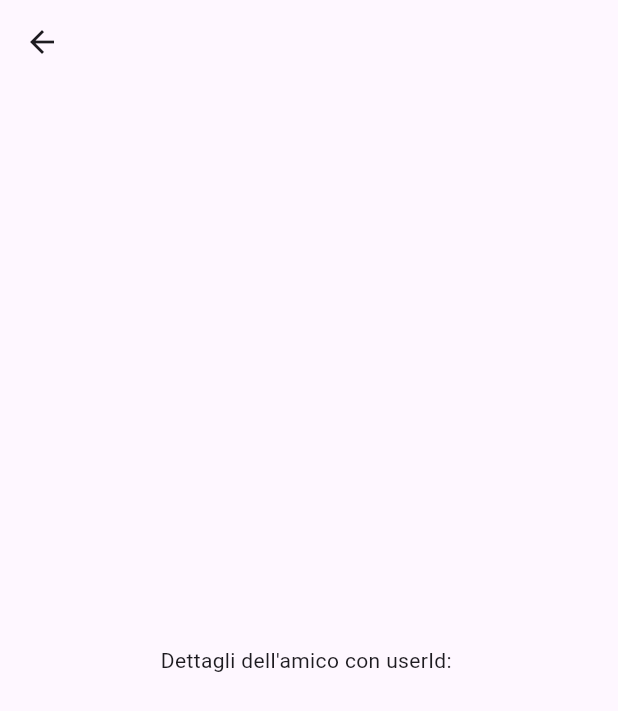
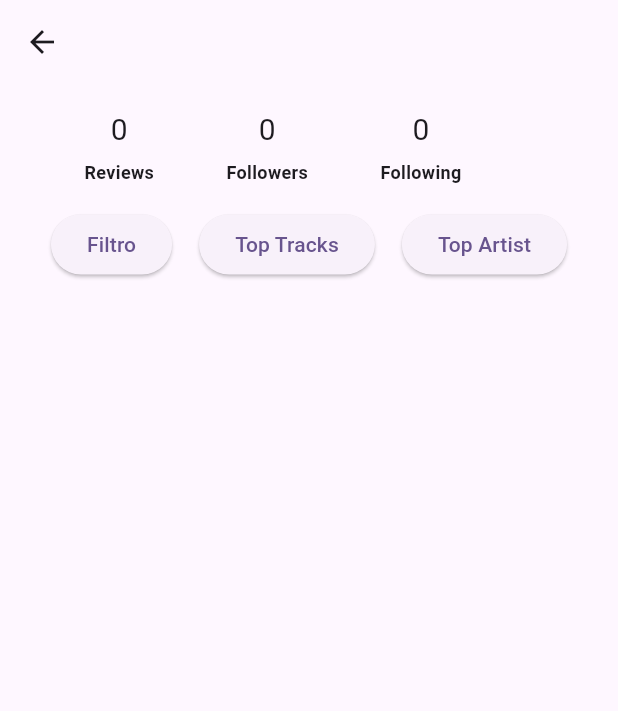
Before and after one commit to leonardodipietro/progettomobileflutter, a Flutter app: the PaginaAmico screen opened directly, on a phone screen of 412 x 824 dp. Shown: the top 711 px of the screen. Run offline on Flutter 3.47's test engine with Material 3 defaults, Android fonts, the phone set to English and light mode, and no system bars; our stand-ins replace cloud_firestore, dio, firebase_auth, firebase_core, firebase_database, firebase_storage and 2 more; accounts and stored records are empty; network calls fail.

Commit message:
Pagina amico immagine e contatori

```diff
--- a/lib/pagina_amico.dart
+++ b/lib/pagina_amico.dart
@@ -1,6 +1,8 @@
 import 'package:flutter/material.dart';
 import 'cerca_utenti.dart';
 import 'package:firebase_database/firebase_database.dart';
+import 'package:firebase_auth/firebase_auth.dart';
+import 'dart:async';
 
 class PaginaAmico extends StatefulWidget {
   final String userId;
@@ -12,54 +14,194 @@ class PaginaAmico extends StatefulWidget {
 }
 
 class _PaginaAmicoState extends State<PaginaAmico> {
-  late Future<String?> _userNameFuture;
+  late Future<Map<String, dynamic>?> _userDataFuture;
+  String _name = ''; // Variabile per memorizzare il nome dell'amico
+  String _profileImage = '';
+  int _reviewsCount = 0;
+  int _followersCount = 0;
+  int _followingCount = 0;
+
+  bool _isLoggedIn = false;
+  late StreamSubscription<User?> _authSubscription;
 
   @override
   void initState() {
     super.initState();
-    _userNameFuture = fetchUserName(widget.userId);
+    _userDataFuture = fetchUserData(widget.userId);
+    _userDataFuture.then((userData) {
+      setState(() {
+        if (userData != null) {
+          _name = userData['name'] ?? '';
+          _profileImage = userData['profile image'] ?? '';
+          _reviewsCount = userData['reviews'] ?? 0;
+          _followersCount = userData['followers'] ?? 0;
+          _followingCount = userData['following'] ?? 0;
+        }
+      });
+    });
+    checkUserLoggedIn();
+    fetchCounters();
+  }
+
+  @override
+  void dispose() {
+    _authSubscription.cancel();
+    super.dispose();
+  }
+
+  // Funzione per verificare se l'utente è già autenticato
+  void checkUserLoggedIn() {
+    _authSubscription = FirebaseAuth.instance.authStateChanges().listen((User? user) {
+      print('User: $user'); // Stampa il valore di user
+      if (user != null) {
+        // Se l'utente è autenticato, imposta _isLoggedIn su true
+        setState(() {
+          _isLoggedIn = true;
+        });
+      } else {
+        // Se l'utente non è autenticato, imposta _isLoggedIn su false
+        setState(() {
+          _isLoggedIn = false;
+        });
+      }
+    });
+  }
+
+  // Funzione per recuperare i contatori dal database
+  void fetchCounters() {
+    User? user = FirebaseAuth.instance.currentUser;
+    if (user != null) {
+      try {
+        DatabaseReference counterRef = FirebaseDatabase.instance.ref().child('users').child(user.uid);
+        counterRef.onValue.listen((event) {
+          DataSnapshot snapshot = event.snapshot;
+          dynamic counters = snapshot.value;
+          if (counters != null) {
+            setState(() {
+              _reviewsCount = counters['reviews counter'] ?? 0;
+              _followersCount = counters['followers counter'] ?? 0;
+              _followingCount = counters['following counter'] ?? 0;
+            });
+          }
+        }, onError: (error) {
+          print('Errore durante il recupero dei contatori: $error');
+        });
+      } catch (error) {
+        print('Errore durante il recupero dei contatori: $error');
+      }
+    }
   }
 
   @override
   Widget build(BuildContext context) {
     return Scaffold(
       appBar: AppBar(
-        title: FutureBuilder(
-          future: _userNameFuture,
+        title: Text(
+            _name, style: TextStyle(fontSize: 20),
+        ), // Utilizza il nome recuperato come titolo dell'AppBar
+      ),
+      body: FutureBuilder(
+        future: _userDataFuture,
         builder: (context, snapshot) {
+          // Implementa il corpo della pagina usando il nome e altri dati recuperati
           if (snapshot.connectionState == ConnectionState.waiting) {
-              return Text('Caricamento...'); // Mostra un testo di caricamento se la query è in corso
+            return Center(
+              child: CircularProgressIndicator(),
+            );
           } else if (snapshot.hasError) {
-              return Text('Errore'); // Mostra un testo di errore se si verificano problemi durante il recupero del nome
+            return Center(
+              child: Text('Errore durante il recupero dei dati'),
+            );
           } else {
-              final userName = snapshot.data as String?;
-              return Text(userName ?? 'Nome Amico'); // Utilizza il nome recuperato, o "Nome Amico" come fallback
+            // Esegui il rendering del corpo della pagina qui, utilizzando i dati recuperati
+            return Padding(
+              padding: const EdgeInsets.all(16.0),
+              child: Column(
+                crossAxisAlignment: CrossAxisAlignment.start,
+                children: [
+                  Row(
+                    mainAxisAlignment: MainAxisAlignment.spaceEvenly,
+                    children: [
+                      if (_profileImage.isNotEmpty)
+                        CircleAvatar(
+                          backgroundImage: NetworkImage(_profileImage),
+                          radius: 40,
+                        ),
+                      _buildCounter(context, 'Reviews', _reviewsCount), // Contatore per le recensioni
+                      _buildCounter(context, 'Followers', _followersCount), // Contatore per i follower
+                      _buildCounter(context, 'Following', _followingCount), // Contatore per i seguiti
+
+                      SizedBox(width: 16),
+                    ],
+                  ),
+                  SizedBox(height: 16),
+                  // Altri widget per visualizzare ulteriori dettagli dell'amico
+                  Padding(
+                    padding: const EdgeInsets.only(bottom: 16.0),
+                    child: Row(
+                      mainAxisAlignment: MainAxisAlignment.spaceEvenly,
+                      children: [
+                        ElevatedButton(
+                          onPressed: () {
+                            // Azione per il pulsante "Filtro"
+                          },
+                          child: Text('Filtro'),
+                        ),
+                        ElevatedButton(
+                          onPressed: () {
+                            // Azione per il pulsante "Top Tracks"
+                          },
+                          child: Text('Top Tracks'),
+                        ),
+                        ElevatedButton(
+                          onPressed: () {
+                            // Azione per il pulsante "Top Artist"
+                          },
+                          child: Text('Top Artist'),
+                        ),
+                      ],
+                    ),
+                  ),
+                ],
+              ),
+            );
           }
         },
       ),
+    );
+  }
+
+  // Per grafica contatori
+  Widget _buildCounter(BuildContext context, String label, int count) {
+    return Padding(
+      padding: const EdgeInsets.symmetric(horizontal: 8.0), // Aggiungi spaziatura orizzontale tra i contatori
+      child: Column(
+        children: [
+          Text(
+            count.toString(),
+            style: TextStyle(fontSize: 20),
           ),
-      body: Center(
-        child: Text('Dettagli dell\'amico con userId: ${widget.userId}'),
+          SizedBox(height: 5),
+          Text(
+            label,
+            style: TextStyle(fontSize: 12, fontWeight: FontWeight.bold),
+          ),
+        ],
       ),
     );
   }
 }
 
-
-// Recupera il name
-Future<String?> fetchUserName(String userId) async {
+// Recupera i dati dell'utente dal database
+Future<Map<String, dynamic>?> fetchUserData(String userId) async {
   try {
     DatabaseReference reference = FirebaseDatabase.instance.reference().child('users').child(userId);
     DataSnapshot snapshot = (await reference.once()).snapshot;
     Map<dynamic, dynamic>? userData = snapshot.value as Map<dynamic, dynamic>?;
 
-    if (userData != null && userData['name'] != null) {
-      return userData['name'];
-    } else {
-      return null; // Se non viene trovato il nome per lo userId specificato
-    }
+    return userData?.cast<String, dynamic>(); // Cast a <String, dynamic>
   } catch (e) {
-    print('Errore durante il recupero del nome dell\'utente: $e');
+    print('Errore durante il recupero dei dati dell\'utente: $e');
     return null; // Gestisci l'errore in modo appropriato
   }
 }
@@ -70,7 +212,7 @@ void main() {
     initialRoute: '/',
     routes: {
       '/': (context) => CercaUtentiPage(),
-      '/pagina_amico': (context) => PaginaAmico(userId: '',),
+      '/pagina_amico': (context) => PaginaAmico(userId: ''),
     },
   ));
 }
```
Also changed, not shown: lib/cerca_utenti.dart (+16 -5 lines), lib/model/themes.dart (added, +47 -0 lines). Lines whose indentation alone changed are shown as unchanged.
